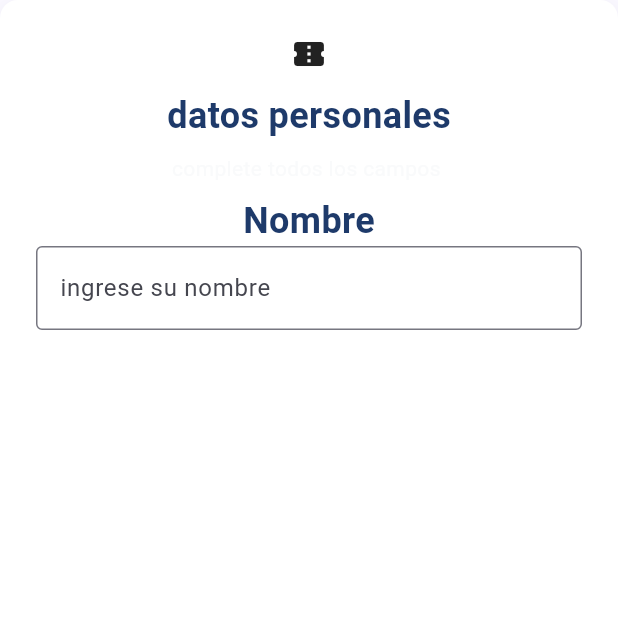
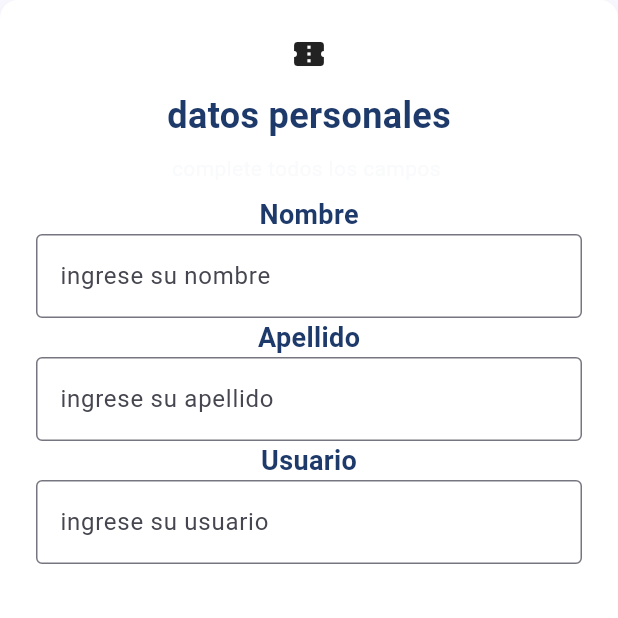
Before and after one commit to JDavidCamacho/ptactica2_formulario_fluter, a Flutter app: the screen it shows after launch, on a phone screen of 412 x 824 dp, the top half of it. Run offline on Flutter 3.47's test engine with Material 3 defaults, Android fonts, the phone set to English and light mode, and no system bars.

Commit message:
formulario apellido y usuario

```diff
--- a/lib/main.dart
+++ b/lib/main.dart
@@ -75,10 +75,10 @@ class RegistrationFormsScreen extends StatelessWidget {
 
           SizedBox(height: 8,),
 
-
+//nombre
           Text("Nombre",
             style: TextStyle(
-              fontSize: 24,
+              fontSize: 18,
               fontWeight: FontWeight.bold,
               color: primaryNavu,
             ),
@@ -90,7 +90,38 @@ class RegistrationFormsScreen extends StatelessWidget {
             ),
           ),
 
+//apellido
+        Text("Apellido",
+        style: TextStyle(
+          fontSize: 18,
+          fontWeight: FontWeight.bold,
+          color: primaryNavu,
+        ),
+        ),
 
+          TextField(
+            decoration: InputDecoration(
+              border: OutlineInputBorder(),
+              hintText: 'ingrese su apellido',
+            ),
+          ),
+
+//usuario
+
+        Text("Usuario",
+        style: TextStyle(
+          fontSize: 18,
+          fontWeight: FontWeight.bold,
+          color: primaryNavu,
+        ),
+        ),
+
+          TextField(
+            decoration: InputDecoration(
+              border: OutlineInputBorder(),
+              hintText: 'ingrese su usuario',
+            ),
+          ),
 
         ],
       ),
```
